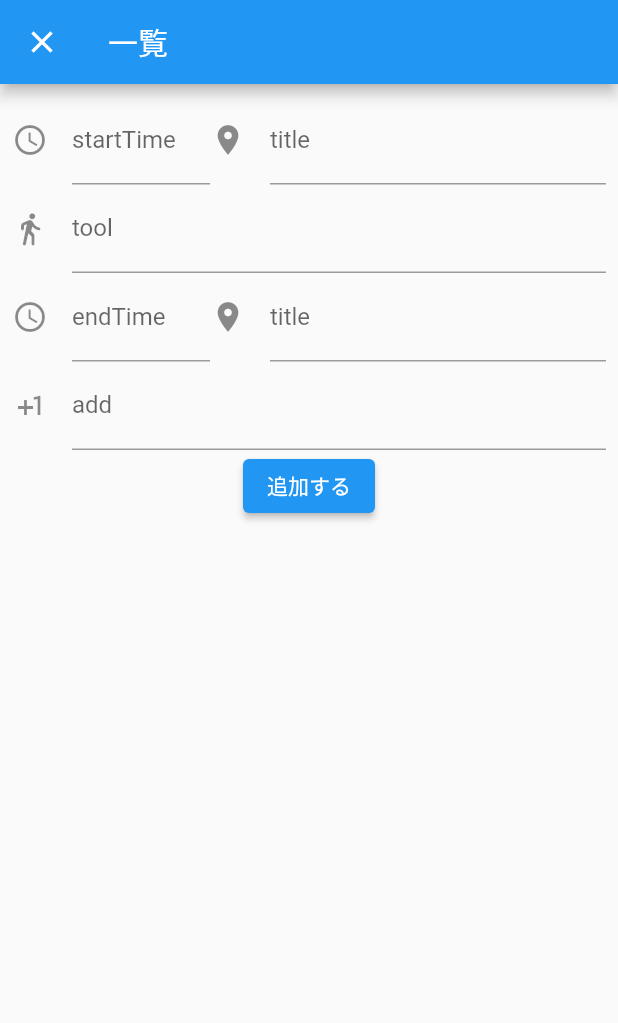
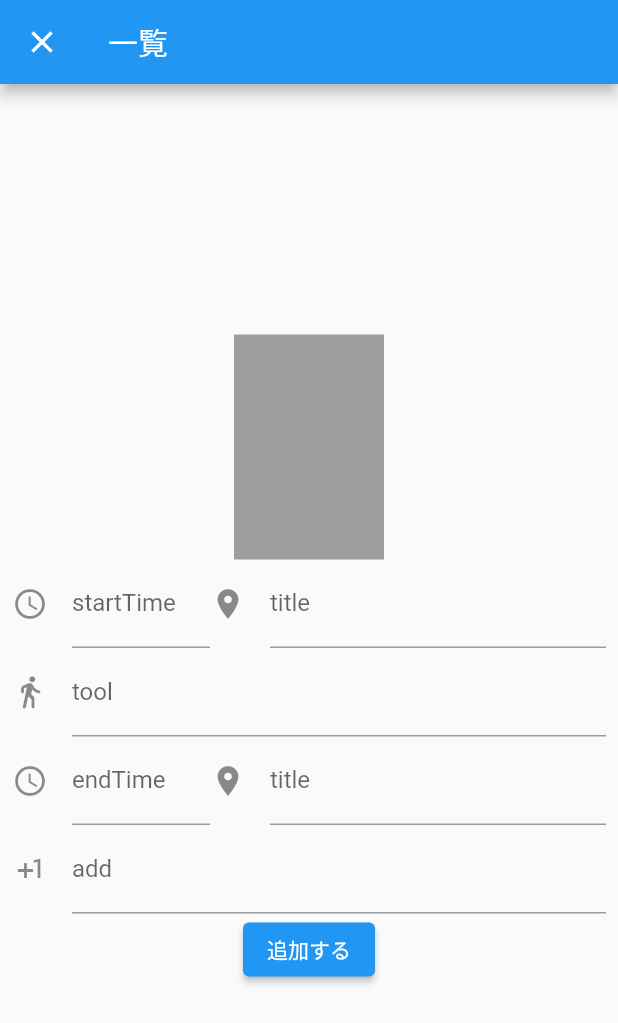
Before and after one commit to asahaya/todo210822, a Flutter app: the screen it shows after launch, after a tap on the "add" icon, on a phone screen of 412 x 824 dp. Shown: the top 1023 px of the screen. Run offline on Flutter 3.47's test engine with Material 2 defaults, Android fonts, the phone set to English and light mode, and no system bars; our stand-ins replace cloud_firestore, firebase_core, firebase_storage, flutter_slidable, image_picker; accounts and stored records are empty.

```diff
--- a/lib/add/add_page.dart
+++ b/lib/add/add_page.dart
@@ -16,9 +16,25 @@ class Addpage extends StatelessWidget {
         ),
         body: Center(
           child: Consumer<AddModel>(builder: (context, model, child) {
-            return Padding(
+            return SingleChildScrollView(
+              child: Padding(
                 padding: const EdgeInsets.all(8.0),
                 child: Column(children: [
+                  GestureDetector(
+                    child: SizedBox(
+                      height: 150,
+                      width: 100,
+                      child: model.imageFile != null
+                          ? Image.file(model.imageFile!)
+                          : Container(
+                              color: Colors.grey,
+                            ),
+                    ),
+                    onTap: ()async{
+                      print("反応してる？");
+                      await model.pickImage();
+                    },
+                  ),
                   Row(
                     children: [
                       Expanded(
@@ -37,7 +53,6 @@ class Addpage extends StatelessWidget {
                       Expanded(
                         flex: 2,
                         child: TextFormField(
-
                           decoration: InputDecoration(
                             icon: Icon(Icons.place),
                             labelText: "title",
@@ -73,11 +88,9 @@ class Addpage extends StatelessWidget {
                           },
                         ),
                       ),
-
                       Expanded(
                         flex: 2,
                         child: TextFormField(
-
                           decoration: InputDecoration(
                             icon: Icon(Icons.place),
                             labelText: "title",
@@ -114,6 +127,7 @@ class Addpage extends StatelessWidget {
                       },
                       child: Text("追加する")),
                 ]),
+              ),
             );
           }),
         ),
--- a/lib/list/list_page.dart
+++ b/lib/list/list_page.dart
@@ -1,4 +1,5 @@
 import 'package:cloud_firestore/cloud_firestore.dart';
+import 'package:flutter/cupertino.dart';
 import 'package:flutter/material.dart';
 import 'package:flutter_slidable/flutter_slidable.dart';
 import 'package:provider/provider.dart';
@@ -9,6 +10,7 @@ import 'package:todo210822/list/domain/koutei.dart';
 import 'package:todo210822/list/list_model.dart';
 
 class HomeList extends StatelessWidget {
+  final List<int> items=List<int>.generate(50, (int index) => index);
   @override
   Widget build(BuildContext context) {
     return ChangeNotifierProvider<HomeListModel>(
@@ -24,17 +26,26 @@ class HomeList extends StatelessWidget {
             if (koutei == null) {
               return CircularProgressIndicator();
             }
-
             final List<Widget> widget = koutei
-                .map((koutei) => Slidable(
+                .map((koutei) => ReorderableListView(
+                children: [
+                  for (int index = 0; index < items.length; index++)
+                  Slidable(
                         actionPane: SlidableDrawerActionPane(),
                         child: Card(
+                          key: Key("$index"),
                           child: Container(
                             color: Colors.grey,
                             child: SizedBox(
                               height: 100,
                               child: Row(
                                 children: [
+                                  Expanded(
+                                    flex: 1,
+                                    child: koutei.imgURL != null
+                                        ? Image.network(koutei.imgURL!)
+                                        : Text(""),
+                                  ),
                                   Expanded(
                                     flex: 1,
                                     child: Column(
@@ -136,8 +147,12 @@ class HomeList extends StatelessWidget {
                             },
                           ),
                         ],
-                    ))
-                .toList();
+                      ),
+              ],
+              onReorder: (int oldIndex, int newIndex){
+                model.irekae(oldIndex, newIndex,items);
+              }
+                ),).toList();
             return ListView(
               children: widget,
             );
--- a/pubspec.yaml
+++ b/pubspec.yaml
@@ -33,6 +33,8 @@ dependencies:
   provider: ^6.0.0
   flutter_slidable: ^0.6.0
   implicitly_animated_reorderable_list: ^0.4.0
+  firebase_storage: ^10.0.3
+  image_picker: ^0.8.4
 
 dev_dependencies:
   flutter_test:
```
Also changed, not shown: lib/add/add_model.dart (+29 -1 lines), lib/domain/koutei.dart (+10 -9 lines), lib/list/list_model.dart (+14 -1 lines), pubspec.lock, 1 other file. Lines whose indentation alone changed are shown as unchanged.
